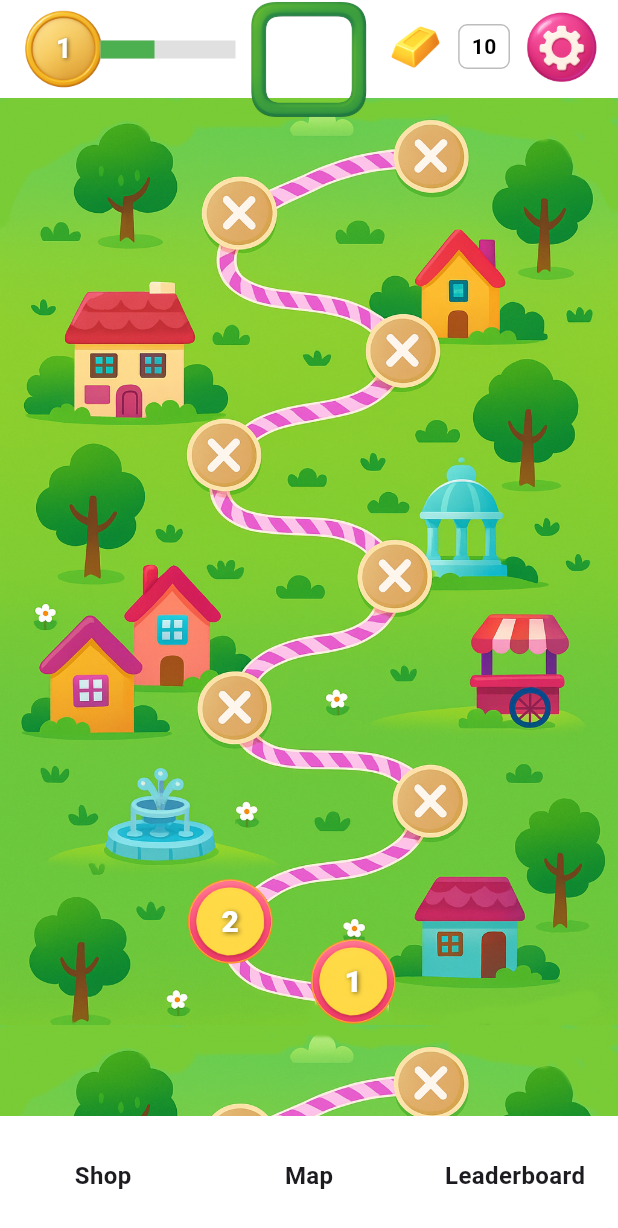
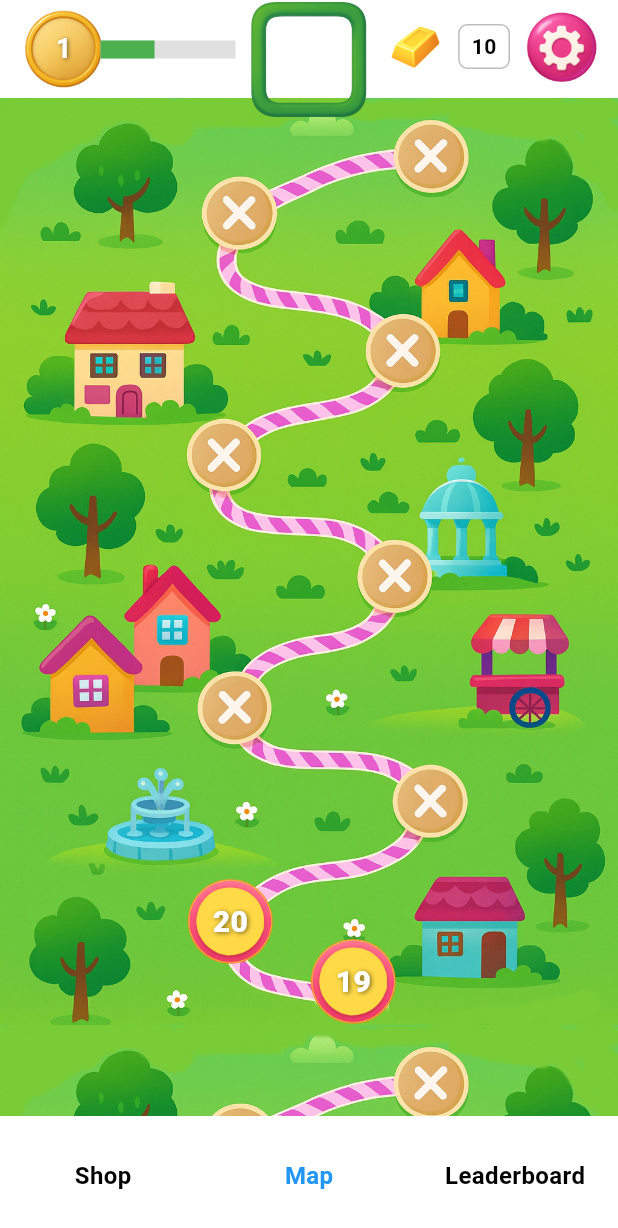
Before and after one commit to RieckA2306/slide_escape, a Flutter app: the screen it shows after launch, on a phone screen of 412 x 824 dp. Shown: the top 1228 px of the screen. Run offline on Flutter 3.47's test engine with Material 3 defaults, Android fonts, the phone set to English and light mode, and no system bars.

Commit message:
Bottom Bar reactive

```diff
--- a/lib/features/level_map/level_map_screen.dart
+++ b/lib/features/level_map/level_map_screen.dart
@@ -1,5 +1,6 @@
 import 'package:flutter/material.dart';
 import '../../domain/level.dart';
+import '../../widgets/app_footer.dart';
 
 class LevelMapScreen extends StatefulWidget {
   const LevelMapScreen({super.key});
@@ -155,13 +156,13 @@ class _LevelMapScreenState extends State<LevelMapScreen> {
             ),
           ),
 
-          // Section with Level 1 & 2 (bottom start point)
+          // Section with Level 19 & 20 (further up)
           SliverToBoxAdapter(
             child: _buildMapSection(
               context,
               children: [
-                _buildLevel(204, 558, levels[0]),
-                _buildLevel(122, 518, levels[1]),
+                _buildLevel(204, 558, levels[4]),
+                _buildLevel(122, 518, levels[5]),
               ],
             ),
           ),
@@ -177,13 +178,13 @@ class _LevelMapScreenState extends State<LevelMapScreen> {
             ),
           ),
 
-          // Section with Level 19 & 20 (further up)
+          // Section with Level 1 & 2 (bottom start point)
           SliverToBoxAdapter(
             child: _buildMapSection(
               context,
               children: [
-                _buildLevel(204, 558, levels[4]),
-                _buildLevel(122, 518, levels[5]),
+                _buildLevel(204, 558, levels[0]),
+                _buildLevel(122, 518, levels[1]),
               ],
             ),
           ),
@@ -191,48 +192,7 @@ class _LevelMapScreenState extends State<LevelMapScreen> {
       ),
 
       // Footer / Bottom Navigation Bar
-      bottomNavigationBar: Container(
-        color: Colors.white,
-        height: 80,
-        child: Row(
-          mainAxisAlignment: MainAxisAlignment.spaceEvenly,
-          children: const [
-            Expanded(
-              child: Center(
-                child: Text(
-                  "Shop",
-                  style: TextStyle(
-                    fontWeight: FontWeight.bold,
-                    fontSize: 16,
-                  ),
-                ),
-              ),
-            ),
-            Expanded(
-              child: Center(
-                child: Text(
-                  "Map",
-                  style: TextStyle(
-                    fontWeight: FontWeight.bold,
-                    fontSize: 16,
-                  ),
-                ),
-              ),
-            ),
-            Expanded(
-              child: Center(
-                child: Text(
-                  "Leaderboard",
-                  style: TextStyle(
-                    fontWeight: FontWeight.bold,
-                    fontSize: 16,
-                  ),
-                ),
-              ),
-            ),
-          ],
-        ),
-      ),
+      bottomNavigationBar: const AppFooter(activeTab: FooterTab.map),
     );
   }
 
--- /dev/null
+++ b/lib/widgets/app_footer.dart
@@ -0,0 +1,107 @@
+import 'package:flutter/material.dart';
+
+import '../features/level_map/level_map_screen.dart';
+import '../features/shop/shop_screen.dart';
+import '../features/leaderboard/leaderboard_screen.dart';
+
+enum FooterTab { shop, map, leaderboard }
+
+class AppFooter extends StatelessWidget {
+  final FooterTab activeTab;
+
+  const AppFooter({super.key, required this.activeTab});
+
+  @override
+  Widget build(BuildContext context) {
+    return Container(
+      color: Colors.white,
+      height: 80,
+      child: Row(
+        mainAxisAlignment: MainAxisAlignment.spaceEvenly,
+        children: [
+          // Shop
+          Expanded(
+            child: InkWell(
+              onTap: activeTab == FooterTab.shop
+                  ? null
+                  : () {
+                Navigator.pushReplacement(
+                  context,
+                  MaterialPageRoute(
+                    builder: (_) => const ShopScreen(),
+                  ),
+                );
+              },
+              child: Center(
+                child: Text(
+                  "Shop",
+                  style: TextStyle(
+                    fontWeight: FontWeight.bold,
+                    fontSize: 16,
+                    color: activeTab == FooterTab.shop
+                        ? Colors.blue
+                        : Colors.black,
+                  ),
+                ),
+              ),
+            ),
+          ),
+          // Map
+          Expanded(
+            child: InkWell(
+              onTap: activeTab == FooterTab.map
+                  ? null
+                  : () {
+                Navigator.pushReplacement(
+                  context,
+                  MaterialPageRoute(
+                    builder: (_) => const LevelMapScreen(),
+                  ),
+                );
+              },
+              child: Center(
+                child: Text(
+                  "Map",
+                  style: TextStyle(
+                    fontWeight: FontWeight.bold,
+                    fontSize: 16,
+                    color: activeTab == FooterTab.map
+                        ? Colors.blue
+                        : Colors.black,
+                  ),
+                ),
+              ),
+            ),
+          ),
+          // Leaderboard
+          Expanded(
+            child: InkWell(
+              onTap: activeTab == FooterTab.leaderboard
+                  ? null
+                  : () {
+                Navigator.pushReplacement(
+                  context,
+                  MaterialPageRoute(
+                    builder: (_) => const LeaderboardScreen(),
+                  ),
+                );
+              },
+              child: Center(
+                child: Text(
+                  "Leaderboard",
+                  style: TextStyle(
+                    fontWeight: FontWeight.bold,
+                    fontSize: 16,
+                    color: activeTab == FooterTab.leaderboard
+                        ? Colors.blue
+                        : Colors.black,
+                  ),
+                ),
+              ),
+            ),
+          ),
+        ],
+      ),
+    );
+  }
+}
```
Also changed, not shown: lib/features/leaderboard/leaderboard_screen.dart (added, +19 -0 lines), lib/features/shop/shop_screen.dart (added, +19 -0 lines).
